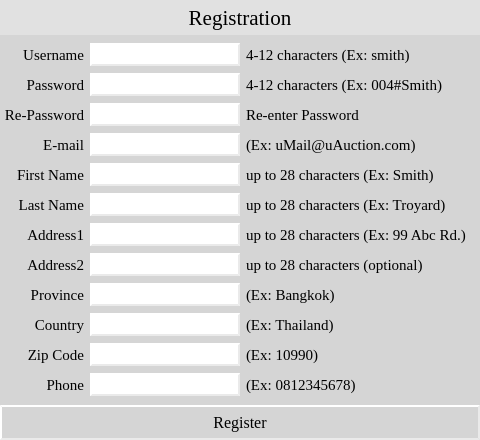
Old version of the form chimera/ui/register.ui in the repository shiragaP/uAuction.
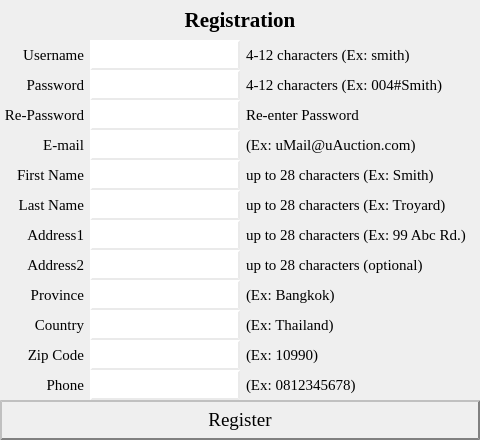
New version of the form.

```diff
--- a/chimera/ui/register.ui
+++ b/chimera/ui/register.ui
@@ -21,34 +21,40 @@
 }
 
 
-QWidget#label_00_title
-{
-	background-color: rgb(225, 225, 225);
-}
-
 QWidget
 {
-	padding: 2px;
+	background-color: rgb(239, 239, 239);
 }
 
+
 QPushButton 
 {
 	background-color: qlineargradient(x1:0, y1:0, x2:1, y2:1,
-stop:0 rgba(225, 225, 225, 255), 
-stop:0.5 rgba(235, 235, 235, 255),
-stop:1 rgba(225, 225, 225, 255));
+stop:0 rgba(234, 234, 234, 255), 
+stop:0.5 rgba(249, 249, 249, 255),
+stop:1 rgba(234, 234, 234, 255));
 	border-style: outset;
     border-width: 2px;
     border-color: rgba(234, 234, 234, 255)
  }
 
+QPushButton#pushButton_register
+ {
+	background-color: qlineargradient(x1:0, y1:0, x2:1, y2:1,
+stop:0 rgba(234, 234, 234, 255), 
+stop:0.5 rgba(249, 249, 249, 255),
+stop:1 rgba(234, 234, 234, 255));
+	border-style: outset;
+    border-width: 2px;
+    border-color: rgba(128, 128, 128, 255)
+ }
+
  QPushButton:pressed 
 {
 	background-color: rgb(221, 221, 221);
  }
 
- QPushButton:hover
-{
+ QPushButton:hover {
 	 background-color: qlineargradient(x1:0, y1:0, x2:1, y2:1,
 stop:0 rgba(215, 215, 215, 255), 
 stop:0.5 rgba(201, 201, 201, 255),
@@ -56,22 +62,27 @@
  }
 
 
-QLineEdit 
-{
+QLineEdit
+ {
 	background-color:  rgba(255, 255, 255, 255);
 	border-style: outset;
     border-width: 2px;
     border-color: rgba(234, 234, 234, 255)
  }
+
+QLabel
+{
+    padding: 2px;
+}
 </string>
   </property>
   <widget class="QLabel" name="label_01_username">
    <property name="geometry">
     <rect>
      <x>0</x>
-     <y>43</y>
+     <y>40</y>
      <width>90</width>
-     <height>24</height>
+     <height>30</height>
     </rect>
    </property>
    <property name="font">
@@ -91,9 +102,9 @@
    <property name="geometry">
     <rect>
      <x>90</x>
-     <y>43</y>
+     <y>40</y>
      <width>150</width>
-     <height>23</height>
+     <height>30</height>
     </rect>
    </property>
    <property name="font">
@@ -107,15 +118,17 @@
    <property name="geometry">
     <rect>
      <x>0</x>
-     <y>405</y>
+     <y>400</y>
      <width>480</width>
-     <height>35</height>
+     <height>40</height>
     </rect>
    </property>
    <property name="font">
     <font>
      <family>Times New Roman</family>
-     <pointsize>12</pointsize>
+     <pointsize>14</pointsize>
+     <weight>50</weight>
+     <bold>false</bold>
     </font>
    </property>
    <property name="text">
@@ -128,13 +141,15 @@
      <x>0</x>
      <y>0</y>
      <width>480</width>
-     <height>35</height>
+     <height>40</height>
     </rect>
    </property>
    <property name="font">
     <font>
      <family>Times New Roman</family>
      <pointsize>16</pointsize>
+     <weight>75</weight>
+     <bold>true</bold>
     </font>
    </property>
    <property name="text">
@@ -148,9 +163,9 @@
    <property name="geometry">
     <rect>
      <x>0</x>
-     <y>73</y>
+     <y>70</y>
      <width>90</width>
-     <height>24</height>
+     <height>30</height>
     </rect>
    </property>
    <property name="font">
@@ -170,9 +185,9 @@
    <property name="geometry">
     <rect>
      <x>0</x>
-     <y>163</y>
+     <y>160</y>
      <width>90</width>
-     <height>24</height>
+     <height>30</height>
     </rect>
    </property>
    <property name="font">
@@ -192,9 +207,9 @@
    <property name="geometry">
     <rect>
      <x>0</x>
-     <y>103</y>
+     <y>100</y>
      <width>90</width>
-     <height>24</height>
+     <height>30</height>
     </rect>
    </property>
    <property name="font">
@@ -214,9 +229,9 @@
    <property name="geometry">
     <rect>
      <x>0</x>
-     <y>253</y>
+     <y>250</y>
      <width>90</width>
-     <height>24</height>
+     <height>30</height>
     </rect>
    </property>
    <property name="font">
@@ -236,9 +251,9 @@
    <property name="geometry">
     <rect>
      <x>0</x>
-     <y>283</y>
+     <y>280</y>
      <width>90</width>
-     <height>24</height>
+     <height>30</height>
     </rect>
    </property>
    <property name="font">
@@ -258,9 +273,9 @@
    <property name="geometry">
     <rect>
      <x>0</x>
-     <y>223</y>
+     <y>220</y>
      <width>90</width>
-     <height>24</height>
+     <height>30</height>
     </rect>
    </property>
    <property name="font">
@@ -280,9 +295,9 @@
    <property name="geometry">
     <rect>
      <x>0</x>
-     <y>193</y>
+     <y>190</y>
      <width>90</width>
-     <height>24</height>
+     <height>30</height>
     </rect>
    </property>
    <property name="font">
@@ -302,9 +317,9 @@
    <property name="geometry">
     <rect>
      <x>0</x>
-     <y>343</y>
+     <y>340</y>
      <width>90</width>
-     <height>24</height>
+     <height>30</height>
     </rect>
    </property>
    <property name="font">
@@ -324,9 +339,9 @@
    <property name="geometry">
     <rect>
      <x>0</x>
-     <y>313</y>
+     <y>310</y>
      <width>90</width>
-     <height>24</height>
+     <height>30</height>
     </rect>
    </property>
    <property name="font">
@@ -346,9 +361,9 @@
    <property name="geometry">
     <rect>
      <x>240</x>
-     <y>313</y>
+     <y>310</y>
      <width>240</width>
-     <height>24</height>
+     <height>30</height>
     </rect>
    </property>
    <property name="font">
@@ -368,9 +383,9 @@
    <property name="geometry">
     <rect>
      <x>240</x>
-     <y>223</y>
+     <y>220</y>
      <width>240</width>
-     <height>24</height>
+     <height>30</height>
     </rect>
    </property>
    <property name="font">
@@ -390,9 +405,9 @@
    <property name="geometry">
     <rect>
      <x>240</x>
-     <y>193</y>
+     <y>190</y>
      <width>240</width>
-     <height>24</height>
+     <height>30</height>
     </rect>
    </property>
    <property name="font">
@@ -412,9 +427,9 @@
    <property name="geometry">
     <rect>
      <x>240</x>
-     <y>163</y>
+     <y>160</y>
      <width>240</width>
-     <height>24</height>
+     <height>30</height>
     </rect>
    </property>
    <property name="font">
@@ -434,9 +449,9 @@
    <property name="geometry">
     <rect>
      <x>240</x>
-     <y>283</y>
+     <y>280</y>
      <width>240</width>
-     <height>24</height>
+     <height>30</height>
     </rect>
    </property>
    <property name="font">
@@ -456,9 +471,9 @@
    <property name="geometry">
     <rect>
      <x>240</x>
-     <y>253</y>
+     <y>250</y>
      <width>240</width>
-     <height>24</height>
+     <height>30</height>
     </rect>
    </property>
    <property name="font">
@@ -478,9 +493,9 @@
    <property name="geometry">
     <rect>
      <x>240</x>
-     <y>103</y>
+     <y>100</y>
      <width>240</width>
-     <height>24</height>
+     <height>30</height>
     </rect>
    </property>
    <property name="font">
@@ -500,9 +515,9 @@
    <property name="geometry">
     <rect>
      <x>240</x>
-     <y>73</y>
+     <y>70</y>
      <width>240</width>
-     <height>24</height>
+     <height>30</height>
     </rect>
    </property>
    <property name="font">
@@ -522,9 +537,9 @@
    <property name="geometry">
     <rect>
      <x>240</x>
-     <y>343</y>
+     <y>340</y>
      <width>240</width>
-     <height>24</height>
+     <height>30</height>
     </rect>
    </property>
    <property name="font">
@@ -544,9 +559,9 @@
    <property name="geometry">
     <rect>
      <x>240</x>
-     <y>43</y>
+     <y>40</y>
      <width>240</width>
-     <height>24</height>
+     <height>30</height>
     </rect>
    </property>
    <property name="font">
@@ -566,9 +581,9 @@
    <property name="geometry">
     <rect>
      <x>90</x>
-     <y>73</y>
+     <y>70</y>
      <width>150</width>
-     <height>23</height>
+     <height>30</height>
     </rect>
    </property>
    <property name="font">
@@ -582,9 +597,9 @@
    <property name="geometry">
     <rect>
      <x>90</x>
-     <y>163</y>
+     <y>160</y>
      <width>150</width>
-     <height>23</height>
+     <height>30</height>
     </rect>
    </property>
    <property name="font">
@@ -598,9 +613,9 @@
    <property name="geometry">
     <rect>
      <x>90</x>
-     <y>103</y>
+     <y>100</y>
      <width>150</width>
-     <height>23</height>
+     <height>30</height>
     </rect>
    </property>
    <property name="font">
@@ -614,9 +629,9 @@
    <property name="geometry">
     <rect>
      <x>90</x>
-     <y>253</y>
+     <y>250</y>
      <width>150</width>
-     <height>23</height>
+     <height>30</height>
     </rect>
    </property>
    <property name="font">
@@ -630,9 +645,9 @@
    <property name="geometry">
     <rect>
      <x>90</x>
-     <y>223</y>
+     <y>220</y>
      <width>150</width>
-     <height>23</height>
+     <height>30</height>
     </rect>
    </property>
    <property name="font">
@@ -646,9 +661,9 @@
    <property name="geometry">
     <rect>
      <x>90</x>
-     <y>193</y>
+     <y>190</y>
      <width>150</width>
-     <height>23</height>
+     <height>30</height>
     </rect>
    </property>
    <property name="font">
@@ -662,9 +677,9 @@
    <property name="geometry">
     <rect>
      <x>90</x>
-     <y>283</y>
+     <y>280</y>
      <width>150</width>
-     <height>23</height>
+     <height>30</height>
     </rect>
    </property>
    <property name="font">
@@ -678,9 +693,9 @@
    <property name="geometry">
     <rect>
      <x>90</x>
-     <y>313</y>
+     <y>310</y>
      <width>150</width>
-     <height>23</height>
+     <height>30</height>
     </rect>
    </property>
    <property name="font">
@@ -694,9 +709,9 @@
    <property name="geometry">
     <rect>
      <x>90</x>
-     <y>343</y>
+     <y>340</y>
      <width>150</width>
-     <height>23</height>
+     <height>30</height>
     </rect>
    </property>
    <property name="font">
@@ -710,9 +725,9 @@
    <property name="geometry">
     <rect>
      <x>90</x>
-     <y>133</y>
+     <y>130</y>
      <width>150</width>
-     <height>23</height>
+     <height>30</height>
     </rect>
    </property>
    <property name="font">
@@ -726,9 +741,9 @@
    <property name="geometry">
     <rect>
      <x>0</x>
-     <y>133</y>
+     <y>130</y>
      <width>90</width>
-     <height>24</height>
+     <height>30</height>
     </rect>
    </property>
    <property name="font">
@@ -748,9 +763,9 @@
    <property name="geometry">
     <rect>
      <x>240</x>
-     <y>133</y>
+     <y>130</y>
      <width>240</width>
-     <height>24</height>
+     <height>30</height>
     </rect>
    </property>
    <property name="font">
@@ -770,9 +785,9 @@
    <property name="geometry">
     <rect>
      <x>90</x>
-     <y>373</y>
+     <y>370</y>
      <width>150</width>
-     <height>23</height>
+     <height>30</height>
     </rect>
    </property>
    <property name="font">
@@ -786,9 +801,9 @@
    <property name="geometry">
     <rect>
      <x>240</x>
-     <y>373</y>
+     <y>370</y>
      <width>240</width>
-     <height>24</height>
+     <height>30</height>
     </rect>
    </property>
    <property name="font">
@@ -808,9 +823,9 @@
    <property name="geometry">
     <rect>
      <x>0</x>
-     <y>373</y>
+     <y>370</y>
      <width>90</width>
-     <height>24</height>
+     <height>30</height>
     </rect>
    </property>
    <property name="font">
```
Left out of the diff: 7 changed lines with no effect on the pictures.
